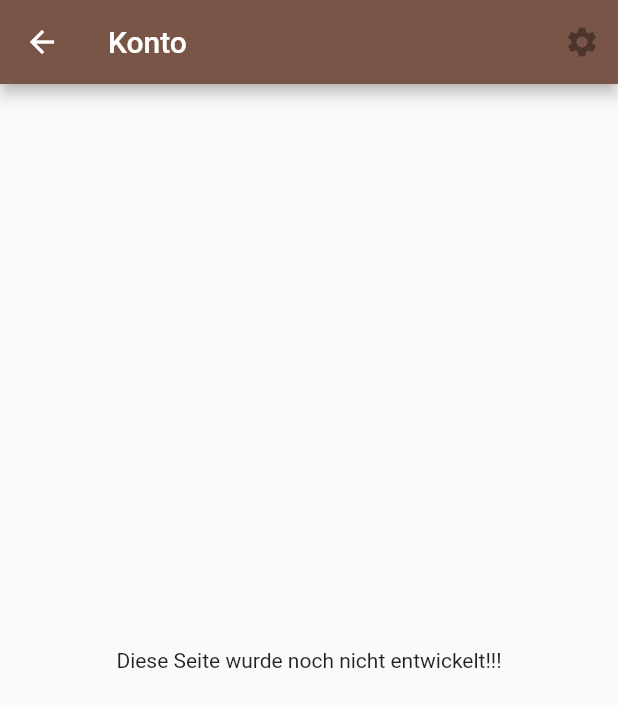
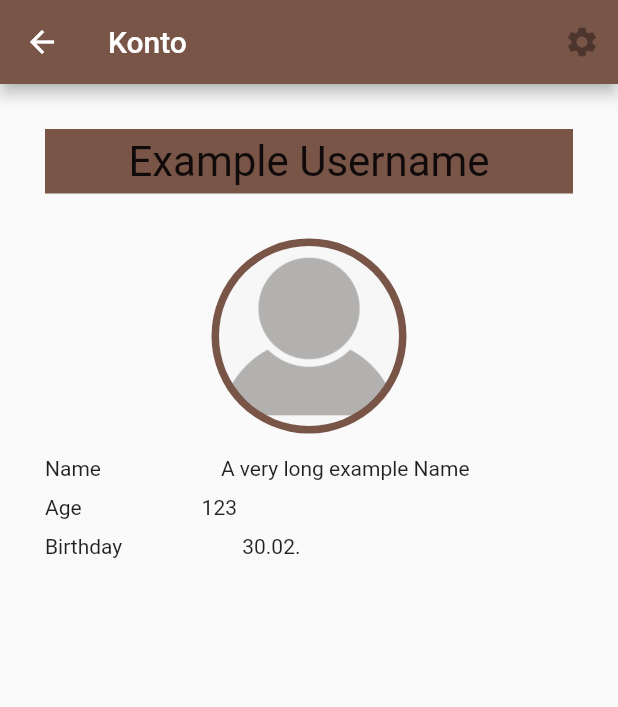
Before and after one commit to United-AI/AppDeggendorf_Flutter, a Flutter app: the Profile screen opened directly, on a phone screen of 412 x 824 dp. Shown: the top 707 px of the screen. Run offline on Flutter 3.47's test engine with Material 2 defaults, Android fonts, the phone set to English and light mode, and no system bars; our stand-ins replace google_fonts; network calls fail.

Commit message:
Implemented crude look of Profile page Created ProfileEntry class

```diff
--- a/lib/bottom_navigation_bar_buttons/profile/profile.dart
+++ b/lib/bottom_navigation_bar_buttons/profile/profile.dart
@@ -1,13 +1,18 @@
 import 'package:flutter/material.dart';
 
-import '../../main.dart';
+
+class Profile extends StatefulWidget {
+  const Profile({Key? key}) : super(key: key);
+
+  @override
+  _ProfilePage createState() => _ProfilePage();
+}
 
 /*
 profile Page
  */
-class Profile extends StatelessWidget {
-  const Profile({Key? key}) : super(key: key);
 
+class _ProfilePage extends State<Profile> {
   @override
   Widget build(BuildContext context) {
     return Scaffold(
@@ -18,8 +23,85 @@ class Profile extends StatelessWidget {
         ],
         backgroundColor: Colors.brown,
       ),
-      body: const Center(
-          child: Text("Diese Seite wurde noch nicht entwickelt!!!")),
+      body: Column(
+        children: <Widget>[
+          Padding(
+            padding: const EdgeInsets.all(30),
+            child: Container(
+                alignment: Alignment.center,
+                decoration: BoxDecoration(
+                    color: Colors.brown, shape: BoxShape.rectangle),
+                child: Padding(
+                  padding: const EdgeInsets.all(5),
+                  child: Text(
+                    "Example Username",
+                    maxLines: 2,
+                    textScaleFactor: 2,
+                    textAlign: TextAlign.center,
+                  ),
+                )),
+          ),
+          Container(
+              alignment: Alignment.center,
+              decoration:
+                  BoxDecoration(color: Colors.brown, shape: BoxShape.circle),
+              child: Padding(
+                padding: const EdgeInsets.all(5),
+                child: CircleAvatar(
+                  radius: 60,
+                  backgroundColor: Colors.brown,
+                  backgroundImage:
+                      AssetImage('assets/defaultProfilePicture.png'),
+                ),
+              )),
+          Padding(
+            padding: const EdgeInsets.fromLTRB(30, 10, 30, 20),
+            child: Column(
+              mainAxisAlignment: MainAxisAlignment.center,
+              children: [
+                ProfileEntry(
+                    category: "Name", description: "A very long example Name"),
+                ProfileEntry(category: "Age", description: "123"),
+                ProfileEntry(category: "Birthday", description: "30.02.")
+              ],
+            ),
+          )
+        ],
+      ),
+
+      //const Center(child: Text("Diese Seite wurde noch nicht entwickelt!!!")),
     );
   }
 }
+
+class ProfileEntry extends StatefulWidget {
+  var category;
+  var description;
+
+  ProfileEntry({Key? key, required this.category, required this.description})
+      : super(key: key);
+
+  @override
+  _ProfileEntryState createState() => _ProfileEntryState();
+}
+
+class _ProfileEntryState extends State<ProfileEntry> {
+  @override
+  Widget build(BuildContext context) {
+    return Row(
+      children: [
+        Padding(
+          padding: const EdgeInsets.fromLTRB(0, 5, 70, 5),
+          child: Text(
+            widget.category,
+            textAlign: TextAlign.center,
+          ),
+        ),
+        Padding(
+          padding: const EdgeInsets.fromLTRB(10, 5, 0, 5),
+          child: Text(widget.description, textAlign: TextAlign.center),
+        )
+      ],
+    );
+  }
+}
```
Also changed, not shown: assets/defaultProfilePicture.png (added).
